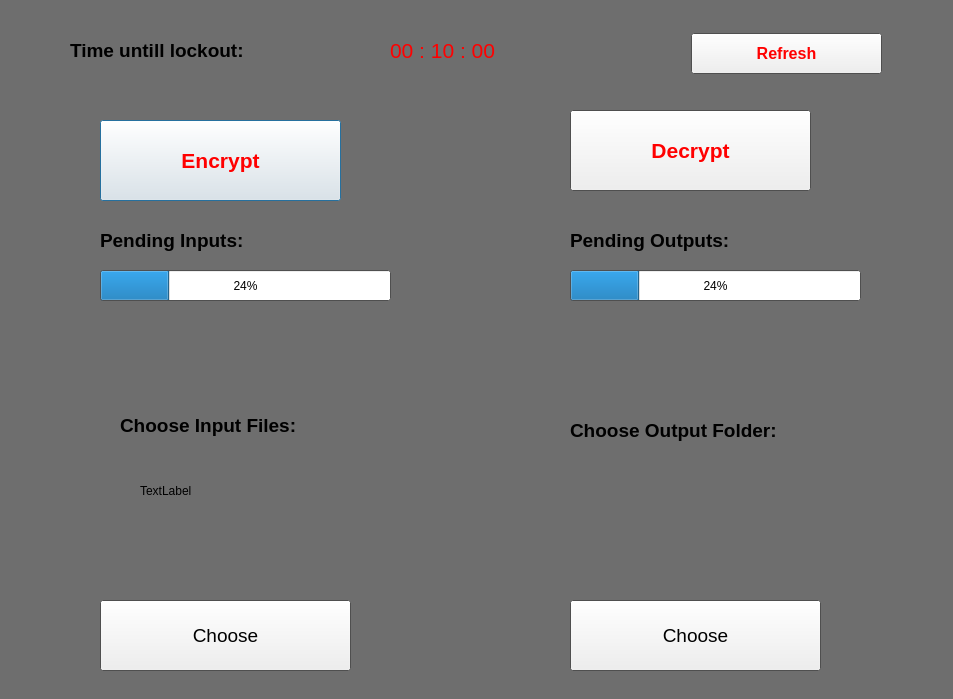
ChicoState/eggbeater, file QtGUI/secdialog.ui: the form before one commit.
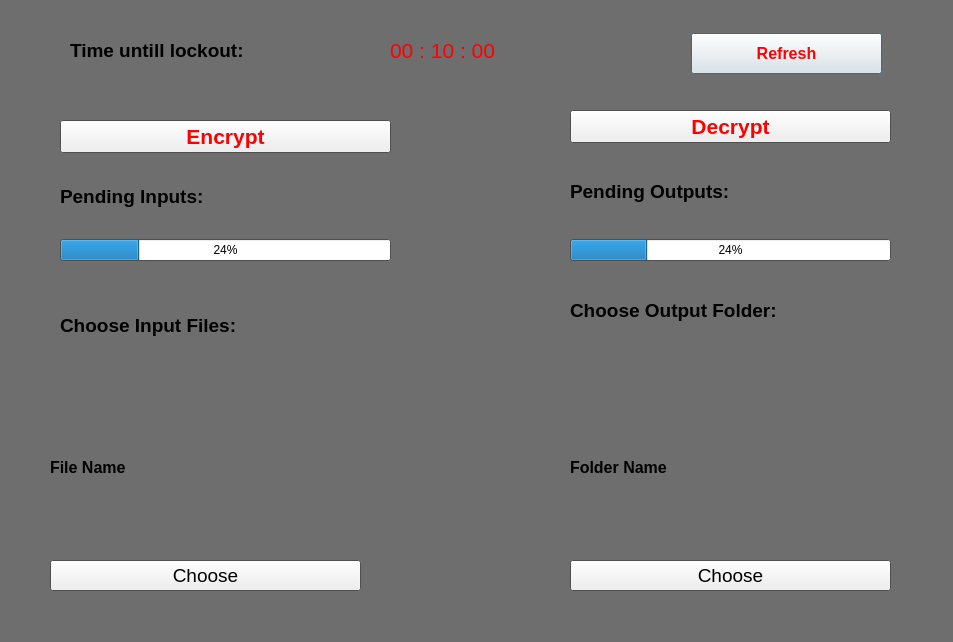
The form after the commit.

What changed in the file:
```diff
--- a/QtGUI/secdialog.ui
+++ b/QtGUI/secdialog.ui
@@ -7,7 +7,7 @@
     <x>0</x>
     <y>0</y>
     <width>953</width>
-    <height>699</height>
+    <height>642</height>
    </rect>
   </property>
   <property name="palette">
@@ -77,120 +77,6 @@
   <property name="windowTitle">
    <string>Dialog</string>
   </property>
-  <widget class="QPushButton" name="encrypt">
-   <property name="geometry">
-    <rect>
-     <x>100</x>
-     <y>120</y>
-     <width>241</width>
-     <height>81</height>
-    </rect>
-   </property>
-   <property name="palette">
-    <palette>
-     <active>
-      <colorrole role="ButtonText">
-       <brush brushstyle="SolidPattern">
-        <color alpha="255">
-         <red>255</red>
-         <green>0</green>
-         <blue>0</blue>
-        </color>
-       </brush>
-      </colorrole>
-     </active>
-     <inactive>
-      <colorrole role="ButtonText">
-       <brush brushstyle="SolidPattern">
-        <color alpha="255">
-         <red>255</red>
-         <green>0</green>
-         <blue>0</blue>
-        </color>
-       </brush>
-      </colorrole>
-     </inactive>
-     <disabled>
-      <colorrole role="ButtonText">
-       <brush brushstyle="SolidPattern">
-        <color alpha="255">
-         <red>120</red>
-         <green>120</green>
-         <blue>120</blue>
-        </color>
-       </brush>
-      </colorrole>
-     </disabled>
-    </palette>
-   </property>
-   <property name="font">
-    <font>
-     <pointsize>16</pointsize>
-     <weight>75</weight>
-     <bold>true</bold>
-    </font>
-   </property>
-   <property name="text">
-    <string>Encrypt</string>
-   </property>
-  </widget>
-  <widget class="QPushButton" name="decrypt">
-   <property name="geometry">
-    <rect>
-     <x>570</x>
-     <y>110</y>
-     <width>241</width>
-     <height>81</height>
-    </rect>
-   </property>
-   <property name="palette">
-    <palette>
-     <active>
-      <colorrole role="ButtonText">
-       <brush brushstyle="SolidPattern">
-        <color alpha="255">
-         <red>255</red>
-         <green>0</green>
-         <blue>0</blue>
-        </color>
-       </brush>
-      </colorrole>
-     </active>
-     <inactive>
-      <colorrole role="ButtonText">
-       <brush brushstyle="SolidPattern">
-        <color alpha="255">
-         <red>255</red>
-         <green>0</green>
-         <blue>0</blue>
-        </color>
-       </brush>
-      </colorrole>
-     </inactive>
-     <disabled>
-      <colorrole role="ButtonText">
-       <brush brushstyle="SolidPattern">
-        <color alpha="255">
-         <red>120</red>
-         <green>120</green>
-         <blue>120</blue>
-        </color>
-       </brush>
-      </colorrole>
-     </disabled>
-    </palette>
-   </property>
-   <property name="font">
-    <font>
-     <pointsize>16</pointsize>
-     <weight>75</weight>
-     <bold>true</bold>
-    </font>
-   </property>
-   <property name="text">
-    <string>Decrypt</string>
-   </property>
-  </widget>
   <widget class="QPushButton" name="refresh_button">
    <property name="geometry">
     <rect>
@@ -332,125 +218,11 @@
     <string>Time untill lockout:</string>
    </property>
   </widget>
-  <widget class="QLabel" name="pending_inputs">
-   <property name="geometry">
-    <rect>
-     <x>100</x>
-     <y>220</y>
-     <width>241</width>
-     <height>41</height>
-    </rect>
-   </property>
-   <property name="palette">
-    <palette>
-     <active>
-      <colorrole role="WindowText">
-       <brush brushstyle="SolidPattern">
-        <color alpha="255">
-         <red>0</red>
-         <green>0</green>
-         <blue>0</blue>
-        </color>
-       </brush>
-      </colorrole>
-     </active>
-     <inactive>
-      <colorrole role="WindowText">
-       <brush brushstyle="SolidPattern">
-        <color alpha="255">
-         <red>0</red>
-         <green>0</green>
-         <blue>0</blue>
-        </color>
-       </brush>
-      </colorrole>
-     </inactive>
-     <disabled>
-      <colorrole role="WindowText">
-       <brush brushstyle="SolidPattern">
-        <color alpha="255">
-         <red>120</red>
-         <green>120</green>
-         <blue>120</blue>
-        </color>
-       </brush>
-      </colorrole>
-     </disabled>
-    </palette>
-   </property>
-   <property name="font">
-    <font>
-     <pointsize>14</pointsize>
-     <weight>75</weight>
-     <bold>true</bold>
-    </font>
-   </property>
-   <property name="text">
-    <string>Pending Inputs:</string>
-   </property>
-  </widget>
-  <widget class="QLabel" name="pending_outputs">
-   <property name="geometry">
-    <rect>
-     <x>570</x>
-     <y>220</y>
-     <width>261</width>
-     <height>41</height>
-    </rect>
-   </property>
-   <property name="palette">
-    <palette>
-     <active>
-      <colorrole role="WindowText">
-       <brush brushstyle="SolidPattern">
-        <color alpha="255">
-         <red>0</red>
-         <green>0</green>
-         <blue>0</blue>
-        </color>
-       </brush>
-      </colorrole>
-     </active>
-     <inactive>
-      <colorrole role="WindowText">
-       <brush brushstyle="SolidPattern">
-        <color alpha="255">
-         <red>0</red>
-         <green>0</green>
-         <blue>0</blue>
-        </color>
-       </brush>
-      </colorrole>
-     </inactive>
-     <disabled>
-      <colorrole role="WindowText">
-       <brush brushstyle="SolidPattern">
-        <color alpha="255">
-         <red>120</red>
-         <green>120</green>
-         <blue>120</blue>
-        </color>
-       </brush>
-      </colorrole>
-     </disabled>
-    </palette>
-   </property>
-   <property name="font">
-    <font>
-     <pointsize>14</pointsize>
-     <weight>75</weight>
-     <bold>true</bold>
-    </font>
-   </property>
-   <property name="text">
-    <string>Pending Outputs:</string>
-   </property>
-  </widget>
   <widget class="QLabel" name="input_files">
    <property name="geometry">
     <rect>
-     <x>120</x>
-     <y>410</y>
+     <x>60</x>
+     <y>310</y>
      <width>291</width>
      <height>31</height>
     </rect>
@@ -507,7 +279,7 @@
    <property name="geometry">
     <rect>
      <x>570</x>
-     <y>410</y>
+     <y>290</y>
      <width>331</width>
      <height>41</height>
     </rect>
@@ -642,80 +414,323 @@
     <string>00 : 10 : 00</string>
    </property>
   </widget>
-  <widget class="QPushButton" name="choose_input_files">
+  <widget class="QWidget" name="">
    <property name="geometry">
     <rect>
-     <x>100</x>
-     <y>600</y>
-     <width>251</width>
-     <height>71</height>
+     <x>50</x>
+     <y>380</y>
+     <width>311</width>
+     <height>211</height>
     </rect>
    </property>
-   <property name="font">
-    <font>
-     <pointsize>14</pointsize>
-    </font>
-   </property>
-   <property name="text">
-    <string>Choose</string>
-   </property>
+   <layout class="QVBoxLayout" name="verticalLayout">
+    <item>
+     <widget class="QLabel" name="fileName">
+      <property name="font">
+       <font>
+        <pointsize>12</pointsize>
+        <weight>75</weight>
+        <bold>true</bold>
+       </font>
+      </property>
+      <property name="text">
+       <string>File Name</string>
+      </property>
+     </widget>
+    </item>
+    <item>
+     <widget class="QPushButton" name="choose_input_files">
+      <property name="font">
+       <font>
+        <pointsize>14</pointsize>
+       </font>
+      </property>
+      <property name="text">
+       <string>Choose</string>
+      </property>
+     </widget>
+    </item>
+   </layout>
   </widget>
-  <widget class="QPushButton" name="choose_output_files">
+  <widget class="QWidget" name="">
    <property name="geometry">
     <rect>
      <x>570</x>
-     <y>600</y>
-     <width>251</width>
-     <height>71</height>
+     <y>380</y>
+     <width>321</width>
+     <height>211</height>
     </rect>
    </property>
-   <property name="font">
-    <font>
-     <pointsize>14</pointsize>
-    </font>
-   </property>
-   <property name="text">
-    <string>Choose</string>
-   </property>
+   <layout class="QVBoxLayout" name="verticalLayout_2">
+    <item>
+     <widget class="QLabel" name="folderName">
+      <property name="font">
+       <font>
+        <pointsize>12</pointsize>
+        <weight>75</weight>
+        <bold>true</bold>
+       </font>
+      </property>
+      <property name="text">
+       <string>Folder Name</string>
+      </property>
+     </widget>
+    </item>
+    <item>
+     <widget class="QPushButton" name="choose_output_files">
+      <property name="font">
+       <font>
+        <pointsize>14</pointsize>
+       </font>
+      </property>
+      <property name="text">
+       <string>Choose</string>
+      </property>
+     </widget>
+    </item>
+   </layout>
   </widget>
-  <widget class="QProgressBar" name="progressBar">
+  <widget class="QWidget" name="">
    <property name="geometry">
     <rect>
-     <x>100</x>
-     <y>270</y>
-     <width>291</width>
-     <height>31</height>
+     <x>60</x>
+     <y>120</y>
+     <width>331</width>
+     <height>141</height>
     </rect>
    </property>
-   <property name="value">
-    <number>24</number>
-   </property>
+   <layout class="QVBoxLayout" name="verticalLayout_3">
+    <item>
+     <widget class="QPushButton" name="encrypt">
+      <property name="palette">
+       <palette>
+        <active>
+         <colorrole role="ButtonText">
+          <brush brushstyle="SolidPattern">
+           <color alpha="255">
+            <red>255</red>
+            <green>0</green>
+            <blue>0</blue>
+           </color>
+          </brush>
+         </colorrole>
+        </active>
+        <inactive>
+         <colorrole role="ButtonText">
+          <brush brushstyle="SolidPattern">
+           <color alpha="255">
+            <red>255</red>
+            <green>0</green>
+            <blue>0</blue>
+           </color>
+          </brush>
+         </colorrole>
+        </inactive>
+        <disabled>
+         <colorrole role="ButtonText">
+          <brush brushstyle="SolidPattern">
+           <color alpha="255">
+            <red>120</red>
+            <green>120</green>
+            <blue>120</blue>
+           </color>
+          </brush>
+         </colorrole>
+        </disabled>
+       </palette>
+      </property>
+      <property name="font">
+       <font>
+        <pointsize>16</pointsize>
+        <weight>75</weight>
+        <bold>true</bold>
+       </font>
+      </property>
+      <property name="text">
+       <string>Encrypt</string>
+      </property>
+     </widget>
+    </item>
+    <item>
+     <widget class="QLabel" name="pending_inputs">
+      <property name="palette">
+       <palette>
+        <active>
+         <colorrole role="WindowText">
+          <brush brushstyle="SolidPattern">
+           <color alpha="255">
+            <red>0</red>
+            <green>0</green>
+            <blue>0</blue>
+           </color>
+          </brush>
+         </colorrole>
+        </active>
+        <inactive>
+         <colorrole role="WindowText">
+          <brush brushstyle="SolidPattern">
+           <color alpha="255">
+            <red>0</red>
+            <green>0</green>
+            <blue>0</blue>
+           </color>
+          </brush>
+         </colorrole>
+        </inactive>
+        <disabled>
+         <colorrole role="WindowText">
+          <brush brushstyle="SolidPattern">
+           <color alpha="255">
+            <red>120</red>
+            <green>120</green>
+            <blue>120</blue>
+           </color>
+          </brush>
+         </colorrole>
+        </disabled>
+       </palette>
+      </property>
+      <property name="font">
+       <font>
+        <pointsize>14</pointsize>
+        <weight>75</weight>
+        <bold>true</bold>
+       </font>
+      </property>
+      <property name="text">
+       <string>Pending Inputs:</string>
+      </property>
+     </widget>
+    </item>
+    <item>
+     <widget class="QProgressBar" name="progressBar">
+      <property name="value">
+       <number>24</number>
+      </property>
+     </widget>
+    </item>
+   </layout>
   </widget>
-  <widget class="QProgressBar" name="progressBar_2">
+  <widget class="QWidget" name="">
    <property name="geometry">
     <rect>
      <x>570</x>
-     <y>270</y>
-     <width>291</width>
-     <height>31</height>
+     <y>110</y>
+     <width>321</width>
+     <height>151</height>
     </rect>
    </property>
-   <property name="value">
-    <number>24</number>
-   </property>
-  </widget>
-  <widget class="QLabel" name="label">
-   <property name="geometry">
-    <rect>
-     <x>140</x>
-     <y>470</y>
-     <width>221</width>
-     <height>41</height>
-    </rect>
-   </property>
-   <property name="text">
-    <string>TextLabel</string>
-   </property>
+   <layout class="QVBoxLayout" name="verticalLayout_4">
+    <item>
+     <widget class="QPushButton" name="decrypt">
+      <property name="palette">
+       <palette>
+        <active>
+         <colorrole role="ButtonText">
+          <brush brushstyle="SolidPattern">
+           <color alpha="255">
+            <red>255</red>
+            <green>0</green>
+            <blue>0</blue>
+           </color>
+          </brush>
+         </colorrole>
+        </active>
+        <inactive>
+         <colorrole role="ButtonText">
+          <brush brushstyle="SolidPattern">
+           <color alpha="255">
+            <red>255</red>
+            <green>0</green>
+            <blue>0</blue>
+           </color>
+          </brush>
+         </colorrole>
+        </inactive>
+        <disabled>
+         <colorrole role="ButtonText">
+          <brush brushstyle="SolidPattern">
+           <color alpha="255">
+            <red>120</red>
+            <green>120</green>
+            <blue>120</blue>
+           </color>
+          </brush>
+         </colorrole>
+        </disabled>
+       </palette>
+      </property>
+      <property name="font">
+       <font>
+        <pointsize>16</pointsize>
+        <weight>75</weight>
+        <bold>true</bold>
+       </font>
+      </property>
+      <property name="text">
+       <string>Decrypt</string>
+      </property>
+     </widget>
+    </item>
+    <item>
+     <widget class="QLabel" name="pending_outputs">
+      <property name="palette">
+       <palette>
+        <active>
+         <colorrole role="WindowText">
+          <brush brushstyle="SolidPattern">
+           <color alpha="255">
+            <red>0</red>
+            <green>0</green>
+            <blue>0</blue>
+           </color>
+          </brush>
+         </colorrole>
+        </active>
+        <inactive>
+         <colorrole role="WindowText">
+          <brush brushstyle="SolidPattern">
+           <color alpha="255">
+            <red>0</red>
+            <green>0</green>
+            <blue>0</blue>
+           </color>
+          </brush>
+         </colorrole>
+        </inactive>
+        <disabled>
+         <colorrole role="WindowText">
+          <brush brushstyle="SolidPattern">
+           <color alpha="255">
+            <red>120</red>
+            <green>120</green>
+            <blue>120</blue>
+           </color>
+          </brush>
+         </colorrole>
+        </disabled>
+       </palette>
+      </property>
+      <property name="font">
+       <font>
+        <pointsize>14</pointsize>
+        <weight>75</weight>
+        <bold>true</bold>
+       </font>
+      </property>
+      <property name="text">
+       <string>Pending Outputs:</string>
+      </property>
+     </widget>
+    </item>
+    <item>
+     <widget class="QProgressBar" name="progressBar_2">
+      <property name="value">
+       <number>24</number>
+      </property>
+     </widget>
+    </item>
+   </layout>
   </widget>
  </widget>
  <resources/>
```
